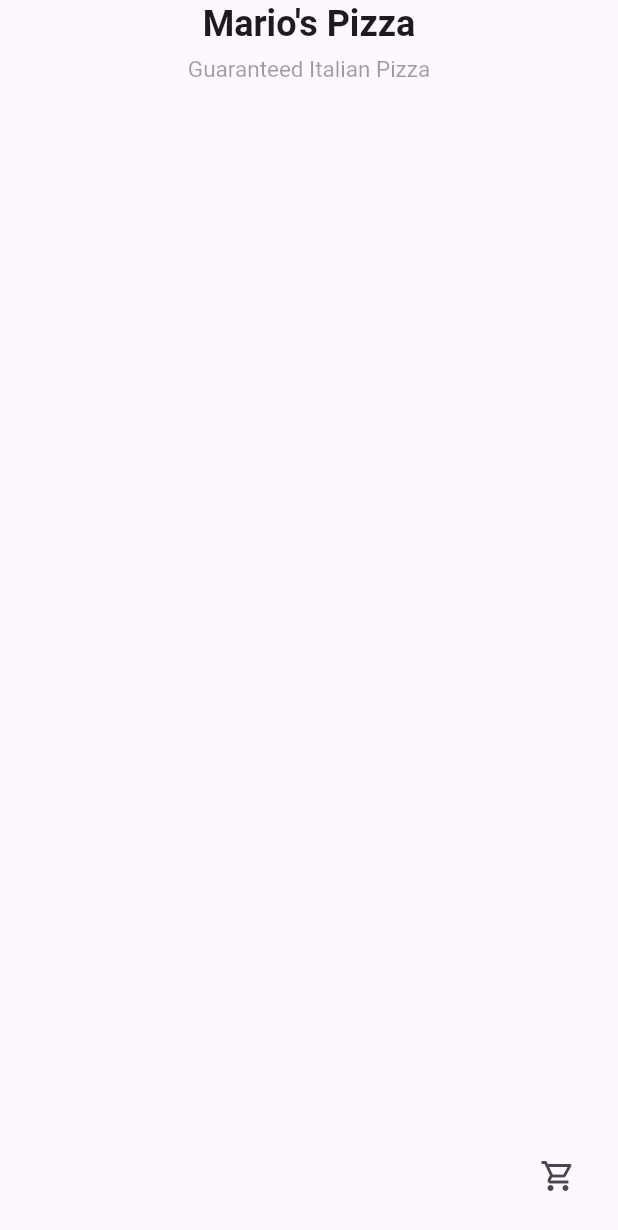
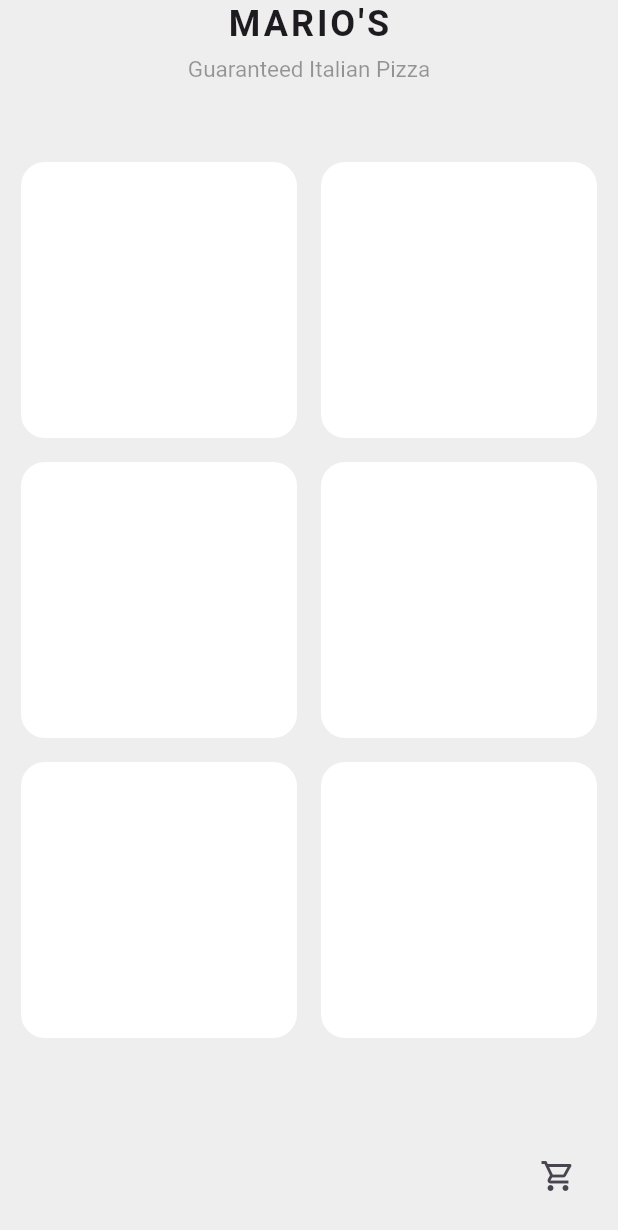
Before and after one commit to burillu/flutter-marios-pizza, a Flutter app: the screen it shows after launch, on a phone screen of 412 x 824 dp. Shown: the top 1230 px of the screen. Run offline on Flutter 3.47's test engine with Material 3 defaults, Android fonts, the phone set to English and light mode, and no system bars; our stand-ins replace flutter_bloc.

Commit message:
create layout for scaffold grid

```diff
--- a/lib/pages/home_page.dart
+++ b/lib/pages/home_page.dart
@@ -1,9 +1,12 @@
 import 'package:flutter/material.dart';
+import 'package:marios_pizza/model/product_model.dart';
+import 'package:marios_pizza/theme/colors.dart';
 
 class HomePage extends StatelessWidget {
   @override
   Widget build(BuildContext context) {
     return Scaffold(
+      backgroundColor: ThemeColors.bgScaffold,
       floatingActionButton: IconButton(
         icon: Icon(Icons.shopping_cart_outlined),
         onPressed: () {
@@ -11,17 +14,20 @@ class HomePage extends StatelessWidget {
         },
       ),
       appBar: appBar(),
+      body: sectionProduct(),
     );
   }
 
-  PreferredSizeWidget appBar() {
+  AppBar appBar() {
     return AppBar(
+      backgroundColor: ThemeColors.bgScaffold,
       centerTitle: true,
       title: Column(
         children: [
           Text(
-            "Mario's Pizza",
-            style: TextStyle(fontSize: 24, fontWeight: FontWeight.bold),
+            "MARIO'S",
+            style: TextStyle(
+                letterSpacing: 2, fontSize: 24, fontWeight: FontWeight.bold),
           ),
           SizedBox(
             height: 5,
@@ -34,4 +40,19 @@ class HomePage extends StatelessWidget {
       ),
     );
   }
+
+  Widget sectionProduct() {
+    return GridView.builder(
+        padding: EdgeInsets.fromLTRB(12, 50, 12, 100),
+        itemCount: products.length,
+        gridDelegate: SliverGridDelegateWithFixedCrossAxisCount(
+            crossAxisCount: 2, crossAxisSpacing: 12, mainAxisSpacing: 12),
+        itemBuilder: (context, index) {
+          return Container(
+            decoration: BoxDecoration(
+                color: Colors.white, borderRadius: BorderRadius.circular(16)),
+            margin: EdgeInsets.all(2),
+          );
+        });
+  }
 }
--- a/lib/theme/colors.dart
+++ b/lib/theme/colors.dart
@@ -2,5 +2,5 @@ import 'package:flutter/material.dart';
 
 class ThemeColors {
   static final Color bgAppBar = Colors.yellow[400]!;
-  static const Color bgScaffold = Colors.black26;
+  static final Color bgScaffold = Colors.grey[200]!;
 }
```
